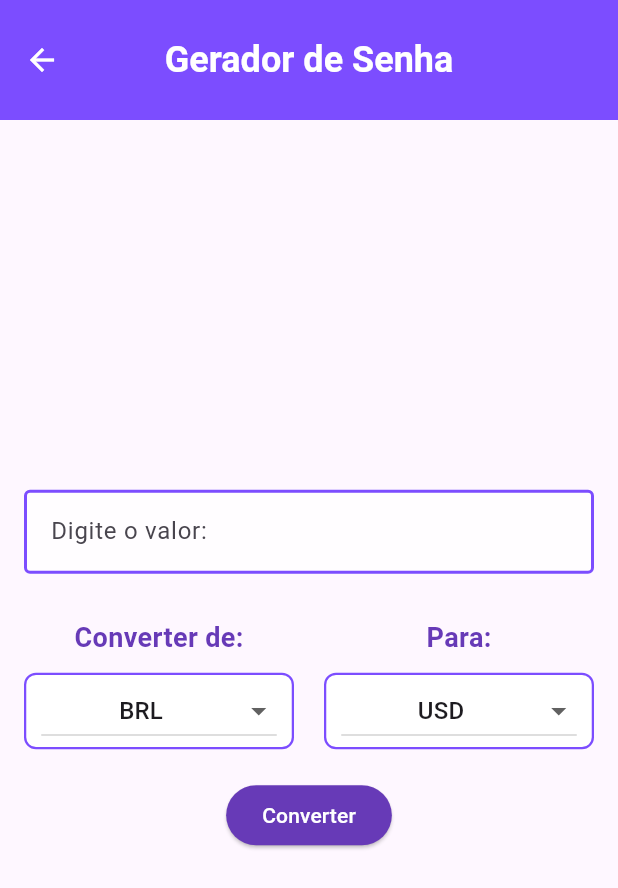
After one commit to Igorggwp/estudo_flutter, a Flutter app: the CurrencyPage screen opened directly, after a tap on "Converter", on a phone screen of 412 x 824 dp. The commit adds this screen. Shown: the top 888 px of the screen. Run offline on Flutter 3.47's test engine with Material 3 defaults, Android fonts, the phone set to English and light mode, and no system bars; network calls fail.

Commit message:
curreny_converter incluido

```diff
--- /dev/null
+++ b/lib/currency/converter.dart
@@ -0,0 +1,22 @@
+
+import 'package:http/http.dart' as http;
+import 'dart:convert';
+
+class CurrencyConverter {
+  static Future<double> convert({
+    required double amount,
+    required String from,
+    required String to,
+  }) async {
+    final url = 'https://api.exchangerate-api.com/v4/latest/$from';
+    final response = await http.get(Uri.parse(url));
+
+    if (response.statusCode == 200) {
+      final rates = json.decode(response.body)['rates'];
+      final rate = rates[to];
+      return amount * rate;
+    } else {
+      throw Exception('erro');
+    }
+  }
+}
--- /dev/null
+++ b/lib/currency/curreny_page.dart
@@ -0,0 +1,160 @@
+import 'package:estudo_flutter/currency/converter.dart';
+import 'package:flutter/material.dart';
+
+class CurrencyPage extends StatefulWidget {
+  const CurrencyPage({super.key});
+
+  @override
+  State<CurrencyPage> createState() => _CurrencyPageState();
+}
+
+class _CurrencyPageState extends State<CurrencyPage> {
+  final TextEditingController _controller = TextEditingController();
+  double? _result;
+  String _fromCurrency = 'BRL';
+  String _toCurrency = 'USD';
+  void _convert() async {
+    double value = double.tryParse(_controller.text) ?? 0;
+    _result = await CurrencyConverter.convert(
+      amount: value,
+      from: _fromCurrency,
+      to: _toCurrency,
+    );
+    setState(() {});
+  }
+
+  @override
+  Widget build(BuildContext context) {
+    return Scaffold(
+      appBar: AppBar(
+      title: const Padding(
+        padding: EdgeInsets.symmetric(vertical: 10.0),
+        child: Text(
+          'Gerador de Senha',
+          style: TextStyle(
+            fontSize: 24,
+            fontWeight: FontWeight.bold,
+          ),
+        ),
+      ),
+      backgroundColor: Colors.deepPurpleAccent,
+      foregroundColor: Colors.white,
+      centerTitle: true,
+      toolbarHeight: 80,
+      ),
+      body: Stack(
+        children: [
+          Center(
+            child: SingleChildScrollView(
+              padding: const EdgeInsets.all(16.0),
+              child: ConstrainedBox(
+                constraints: const BoxConstraints(maxWidth: 600),
+                child: Column(
+                  mainAxisSize: MainAxisSize.min,
+                  children: <Widget>[
+                    Padding(
+                      padding: const EdgeInsets.symmetric(vertical: 10.0),
+                      child: TextField(
+                        controller: _controller,
+                        keyboardType: TextInputType.number,
+                        decoration: const InputDecoration(
+                          labelText: 'Digite o valor: ',
+                          enabledBorder: OutlineInputBorder(
+                          borderSide: BorderSide(color: Colors.deepPurpleAccent, width: 2.0),
+                        ),
+                        focusedBorder: OutlineInputBorder(
+                          borderSide: BorderSide(color: Colors.deepPurpleAccent, width: 2.0),
+                        ),
+                          filled: true,
+                          fillColor: Colors.white70,
+                        ),
+                        textAlign: TextAlign.center,
+                      ),
+                    ),
+                    const SizedBox(height: 20),
+                    Row(
+                      mainAxisAlignment: MainAxisAlignment.center,
+                      children: [
+                        Expanded(
+                          child: Column(
+                            children: [
+                              const Text('Converter de:', style: TextStyle(fontSize: 18, fontWeight: FontWeight.bold, color: Colors.deepPurple)),
+                              const SizedBox(height: 10),
+                              _currencyDropdown(_fromCurrency, (newCurrency) {
+                                setState(() {
+                                  _fromCurrency = newCurrency!;
+                                });
+                              }),
+                            ],
+                          ),
+                        ),
+                        const SizedBox(width: 20),
+                        Expanded(
+                          child: Column(
+                            children: [
+                              const Text('Para:', style: TextStyle(fontSize: 18, fontWeight: FontWeight.bold, color: Colors.deepPurple)),
+                              const SizedBox(height: 10),
+                              _currencyDropdown(_toCurrency, (newCurrency) {
+                                setState(() {
+                                  _toCurrency = newCurrency!;
+                                });
+                              }),
+                            ],
+                          ),
+                        ),
+                      ],
+                    ),
+                    const SizedBox(height: 20),
+                    ElevatedButton(
+                      onPressed: _convert,
+                      style: ElevatedButton.styleFrom(
+                        backgroundColor: Colors.deepPurple,
+                        foregroundColor: Colors.white,
+                      ),
+                      child: const Text('Converter'),
+                    ),
+                    const SizedBox(height: 20),
+                    if (_result != null)
+                      Text(
+                        'Result: ${_result!.toStringAsFixed(2)} $_toCurrency',
+                        style: const TextStyle(fontSize: 24, fontWeight: FontWeight.bold, color: Colors.deepPurpleAccent,),
+                      ),
+                  ],
+                ),
+              ),
+            ),
+          ),
+        ],
+      ),
+    );
+  }
+
+  Widget _currencyDropdown(String value, ValueChanged<String?> onChanged) {
+    return Container(
+      padding: const EdgeInsets.symmetric(horizontal: 10.0),
+      decoration: BoxDecoration(
+        border: Border.all(color: Colors.deepPurpleAccent, width: 1.5),
+        borderRadius: BorderRadius.circular(8.0),
+        color: Colors.white,
+      ),
+      child: DropdownButton<String>(
+        isExpanded: true,
+        value: value,
+        onChanged: onChanged,
+        items: CurrencyModel.currencies.map<DropdownMenuItem<String>>((String currency) {
+          return DropdownMenuItem<String>(
+            value: currency,
+            child: Center(child: Text(currency)),
+          );
+        }).toList(),
+      ),
+    );
+  }
+}
+
+class CurrencyModel {
+  static const List<String> currencies = [
+    'BRL', 'USD', 'EUR', 'GBP', 'JPY', 'CAD', 'AUD', 'CHF', 'CNY', 'SEK',
+    'NZD', 'MXN', 'SGD', 'HKD', 'NOK', 'KRW', 'TRY', 'RUB', 'INR', 'ZAR'
+  ];
+}
--- a/lib/home.dart
+++ b/lib/home.dart
@@ -1,4 +1,5 @@
 import 'package:estudo_flutter/password/password_page.dart.dart';
+import 'currency/curreny_page.dart';
 import 'package:flutter/material.dart';
 
 class HomePage extends StatelessWidget {
@@ -49,6 +50,17 @@ class HomePage extends StatelessWidget {
             },
           ),
           _buildDrawerItem(
+            icon: Icons.currency_exchange,
+            text: 'Conversor de Moedas',
+            onTap: () {
+              Navigator.pop(context);
+              Navigator.push(
+                context,
+                MaterialPageRoute(builder: (context) => const CurrencyPage()),
+              );
+            },
+          ),
+          _buildDrawerItem(
             icon: Icons.info_outline,
             text: 'Sobre',
             onTap: () {
--- a/pubspec.yaml
+++ b/pubspec.yaml
@@ -9,6 +9,7 @@ environment:
 dependencies:
   flutter:
     sdk: flutter
+  http: ^1.2.2
 
 dev_dependencies:
   flutter_test:
```
Also changed, not shown: pubspec.lock.
